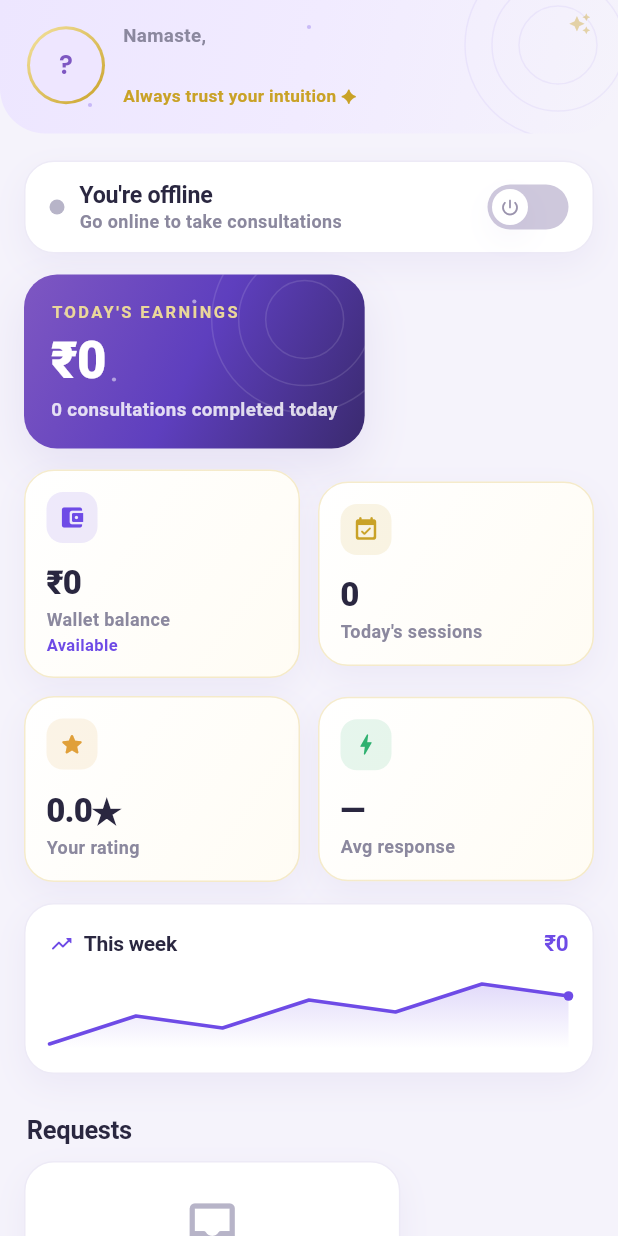
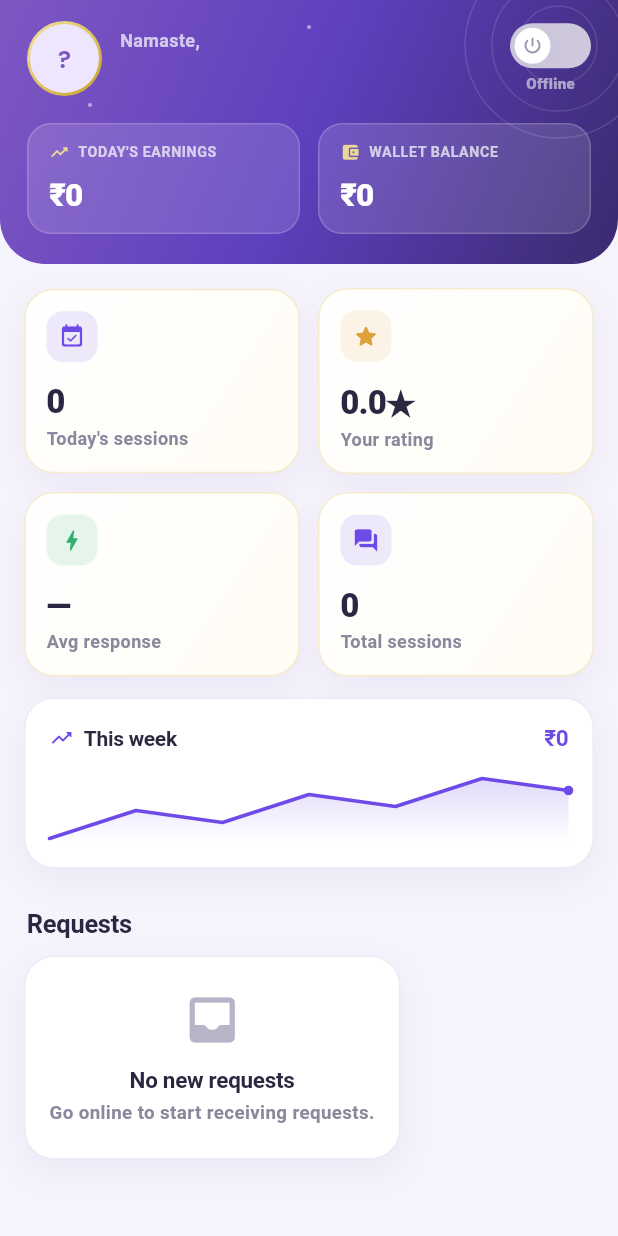
Before and after one commit to aaddrriisshh-dev/Asktro, a Flutter app: the HomeTab screen opened directly, on a phone screen of 412 x 824 dp. Run offline on Flutter 3.47's test engine with Material 3 defaults, Android fonts, the phone set to English and light mode, and no system bars; our stand-ins replace cloud_firestore, cloud_functions, connectivity_plus, equatable, firebase_analytics, firebase_auth and 11 more; missing offline and left inert: firebase_app_check, razorpay_flutter; accounts and stored records are empty.

Commit message:
fix(customer): rating submit reliably returns home; feat(astrologer): earnings-in-header home
- Customer: the rating screen was pushed as a route, so go('/home') didn't
  remove it and the spinner hung. Pop the stack to the shell instead
  (popUntil isFirst) so submit always exits to home.
- Astrologer home: move money into a celestial header (Today's earnings +
  Wallet as two glass blocks) with the online toggle up top; the single big
  earnings hero is split. Grid now shows sessions/rating/response/total.

```diff
--- a/apps/astrologer/lib/features/dashboard/home_tab.dart
+++ b/apps/astrologer/lib/features/dashboard/home_tab.dart
@@ -38,34 +38,29 @@ class HomeTab extends ConsumerWidget {
         child: ListView(
           padding: EdgeInsets.zero,
           children: [
-            _header(context, self),
+            _header(context, ref, self, uid, online, todayEarn, self?.pendingPayout ?? 0),
             Padding(
-              padding: const EdgeInsets.fromLTRB(16, 18, 16, 28),
+              padding: const EdgeInsets.fromLTRB(16, 16, 16, 28),
               child: Column(
                 crossAxisAlignment: CrossAxisAlignment.start,
                 children: [
-                  _onlineCard(context, ref, self, uid, online),
-                  const SizedBox(height: 14),
-                  _earningsHero(todayEarn, todayDone.length),
-                  const SizedBox(height: 14),
                   Row(
                     children: [
                       Expanded(
                         child: StatTile(
-                          label: 'Wallet balance',
-                          value: Money.formatPaise(self?.pendingPayout ?? 0),
-                          icon: Icons.account_balance_wallet_rounded,
+                          label: "Today's sessions",
+                          value: '${todayDone.length}',
+                          icon: Icons.event_available_rounded,
                           accent: Sky.purple,
-                          sub: 'Available',
                         ),
                       ),
                       const SizedBox(width: 12),
                       Expanded(
                         child: StatTile(
-                          label: "Today's sessions",
-                          value: '${todayDone.length}',
-                          icon: Icons.event_available_rounded,
-                          accent: Sky.gold,
+                          label: 'Your rating',
+                          value: '${(self?.rating ?? 0).toStringAsFixed(1)}★',
+                          icon: Icons.star_rounded,
+                          accent: Sky.amber,
                         ),
                       ),
                     ],
@@ -75,19 +70,19 @@ class HomeTab extends ConsumerWidget {
                     children: [
                       Expanded(
                         child: StatTile(
-                          label: 'Your rating',
-                          value: '${(self?.rating ?? 0).toStringAsFixed(1)}★',
-                          icon: Icons.star_rounded,
-                          accent: Sky.amber,
+                          label: 'Avg response',
+                          value: _resp(self?.responseTimeSec ?? 0),
+                          icon: Icons.bolt_rounded,
+                          accent: Sky.green,
                         ),
                       ),
                       const SizedBox(width: 12),
                       Expanded(
                         child: StatTile(
-                          label: 'Avg response',
-                          value: _resp(self?.responseTimeSec ?? 0),
-                          icon: Icons.bolt_rounded,
-                          accent: Sky.green,
+                          label: 'Total sessions',
+                          value: '${self?.totalConsultations ?? 0}',
+                          icon: Icons.forum_rounded,
+                          accent: Sky.purple,
                         ),
                       ),
                     ],
@@ -128,52 +123,109 @@ class HomeTab extends ConsumerWidget {
     return '${(sec / 60).toStringAsFixed(sec % 60 == 0 ? 0 : 1)}m';
   }
 
-  Widget _header(BuildContext context, Astrologer? self) {
+  // Celestial header that carries the money up top (banking-app style): greeting
+  // + online toggle, then Today's earnings and Wallet as two glass blocks.
+  Widget _header(BuildContext context, WidgetRef ref, Astrologer? self, String? uid, bool online, int todayEarn, int wallet) {
     final topPad = MediaQuery.of(context).padding.top;
     final name = (self?.name ?? 'Astrologer').split(' ').first;
     return Container(
       clipBehavior: Clip.antiAlias,
       decoration: const BoxDecoration(
-        gradient: LinearGradient(
-          begin: Alignment.topLeft,
-          end: Alignment.bottomRight,
-          colors: [Color(0xFFEDE6FF), Color(0xFFF1EBFF), Color(0xFFF5F3FB)],
-        ),
+        gradient: Sky.heroGrad,
         borderRadius: BorderRadius.vertical(bottom: Radius.circular(30)),
       ),
       child: Stack(
         children: [
-          const Positioned.fill(child: CelestialWash(tint: Sky.purple, opacity: 0.6)),
-          Positioned(
-            right: 18,
-            top: topPad + 8,
-            child: const IgnorePointer(child: Icon(Icons.auto_awesome, size: 15, color: Color(0x66C9A227))),
-          ),
+          const Positioned.fill(child: CelestialWash()),
           Padding(
-            padding: EdgeInsets.fromLTRB(18, topPad + 16, 18, 18),
-            child: Row(
+            padding: EdgeInsets.fromLTRB(18, topPad + 14, 18, 20),
+            child: Column(
+              crossAxisAlignment: CrossAxisAlignment.start,
+              children: [
+                Row(
                   children: [
                     Container(
                       padding: const EdgeInsets.all(2),
                       decoration: const BoxDecoration(shape: BoxShape.circle, gradient: Sky.goldGrad),
-                  child: AppAvatar(name: self?.name ?? 'You', photoUrl: self?.profilePhoto, size: 48),
+                      child: AppAvatar(name: self?.name ?? 'You', photoUrl: self?.profilePhoto, size: 46),
                     ),
                     const SizedBox(width: 12),
                     Expanded(
                       child: Column(
                         crossAxisAlignment: CrossAxisAlignment.start,
                         children: [
-                      Text('Namaste,', style: Sky.label.copyWith(fontSize: 12.5)),
-                      Text(name, style: Sky.h1.copyWith(fontSize: 22)),
-                      Text('Always trust your intuition ✦',
-                          style: Sky.label.copyWith(fontSize: 11.5, color: Sky.gold, fontWeight: FontWeight.w700)),
+                          Text('Namaste,', style: Sky.label.copyWith(fontSize: 12, color: Colors.white70)),
+                          Row(
+                            children: [
+                              Flexible(
+                                child: Text(name,
+                                    style: Sky.h1.copyWith(fontSize: 21, color: Colors.white),
+                                    overflow: TextOverflow.ellipsis),
+                              ),
+                              if (self?.verified ?? false) ...[
+                                const SizedBox(width: 6),
+                                const Icon(Icons.verified_rounded, size: 16, color: Sky.goldSoft),
+                              ],
+                            ],
+                          ),
                         ],
                       ),
                     ),
-                if (self?.verified ?? false) const Pill('Verified', color: Sky.gold, icon: Icons.verified_rounded),
+                    Column(
+                      children: [
+                        OnlineToggle(
+                          value: online,
+                          onChanged: uid == null ? null : (v) => ref.read(astrologerRepositoryProvider).setOnline(uid, v),
+                        ),
+                        const SizedBox(height: 4),
+                        Text(online ? 'Online' : 'Offline',
+                            style: Sky.label.copyWith(
+                                fontSize: 10, fontWeight: FontWeight.w800, color: online ? Sky.goldSoft : Colors.white54)),
+                      ],
+                    ),
+                  ],
+                ),
+                const SizedBox(height: 18),
+                Row(
+                  children: [
+                    Expanded(child: _glassStat("Today's earnings", Money.formatPaise(todayEarn), Icons.trending_up_rounded)),
+                    const SizedBox(width: 12),
+                    Expanded(child: _glassStat('Wallet balance', Money.formatPaise(wallet), Icons.account_balance_wallet_rounded)),
+                  ],
+                ),
               ],
             ),
           ),
+        ],
+      ),
+    );
+  }
+
+  Widget _glassStat(String label, String value, IconData icon) {
+    return Container(
+      padding: const EdgeInsets.symmetric(horizontal: 14, vertical: 12),
+      decoration: BoxDecoration(
+        color: Colors.white.withValues(alpha: 0.13),
+        borderRadius: BorderRadius.circular(16),
+        border: Border.all(color: Colors.white.withValues(alpha: 0.18)),
+      ),
+      child: Column(
+        crossAxisAlignment: CrossAxisAlignment.start,
+        children: [
+          Row(
+            children: [
+              Icon(icon, size: 13, color: Sky.goldSoft),
+              const SizedBox(width: 6),
+              Expanded(
+                child: Text(label.toUpperCase(),
+                    style: Sky.label.copyWith(
+                        fontSize: 9.5, color: Colors.white70, letterSpacing: 0.4, fontWeight: FontWeight.w700),
+                    maxLines: 1, overflow: TextOverflow.ellipsis),
+              ),
+            ],
+          ),
+          const SizedBox(height: 8),
+          Text(value, style: Sky.figure.copyWith(fontSize: 21, color: Colors.white)),
         ],
       ),
     );
@@ -223,71 +275,6 @@ class HomeTab extends ConsumerWidget {
             points: hasData ? pts : const [1, 2.4, 1.8, 3.2, 2.6, 4, 3.4],
             color: Sky.purple,
             height: 46,
-          ),
-        ],
-      ),
-    );
-  }
-
-  Widget _onlineCard(BuildContext context, WidgetRef ref, Astrologer? self, String? uid, bool online) {
-    return SkyCard(
-      padding: const EdgeInsets.symmetric(horizontal: 16, vertical: 12),
-      child: Row(
-        children: [
-          Container(
-            width: 10,
-            height: 10,
-            decoration: BoxDecoration(
-              color: online ? Sky.green : Sky.ink3,
-              shape: BoxShape.circle,
-              boxShadow: online ? [BoxShadow(color: Sky.green.withValues(alpha: 0.5), blurRadius: 8)] : null,
-            ),
-          ),
-          const SizedBox(width: 10),
-          Expanded(
-            child: Column(
-              crossAxisAlignment: CrossAxisAlignment.start,
-              children: [
-                Text(online ? "You're online" : "You're offline", style: Sky.h2.copyWith(fontSize: 15.5)),
-                Text(online ? 'Receiving consultation requests' : 'Go online to take consultations',
-                    style: Sky.label.copyWith(fontSize: 12)),
-              ],
-            ),
-          ),
-          OnlineToggle(
-            value: online,
-            onChanged: uid == null ? null : (v) => ref.read(astrologerRepositoryProvider).setOnline(uid, v),
-          ),
-        ],
-      ),
-    );
-  }
-
-  Widget _earningsHero(int paise, int count) {
-    return Container(
-      clipBehavior: Clip.antiAlias,
-      decoration: BoxDecoration(
-        gradient: Sky.heroGrad,
-        borderRadius: BorderRadius.circular(22),
-        boxShadow: Sky.lift,
-      ),
-      child: Stack(
-        children: [
-          const Positioned.fill(child: CelestialWash()),
-          Padding(
-            padding: const EdgeInsets.all(18),
-            child: Column(
-              crossAxisAlignment: CrossAxisAlignment.start,
-              children: [
-                Text("TODAY'S EARNINGS", style: Sky.kicker.copyWith(color: Sky.goldSoft)),
-                const SizedBox(height: 8),
-                Text(Money.formatPaise(paise),
-                    style: Sky.display.copyWith(color: Colors.white, fontSize: 34)),
-                const SizedBox(height: 6),
-                Text('$count ${count == 1 ? 'consultation' : 'consultations'} completed today',
-                    style: Sky.label.copyWith(color: Colors.white.withValues(alpha: 0.82), fontSize: 12.5)),
-              ],
-            ),
           ),
         ],
       ),
--- a/apps/customer/lib/features/consultation/consultation_end.dart
+++ b/apps/customer/lib/features/consultation/consultation_end.dart
@@ -62,7 +62,16 @@ class _ConsultationEndScreenState extends ConsumerState<_ConsultationEndScreen>
   }
 
   void _close() {
-    if (mounted) context.go('/home');
+    if (!mounted) return;
+    // This screen (and the chat/profile beneath it) were pushed imperatively,
+    // so pop the whole stack back to the shell — go('/home') alone doesn't
+    // reliably remove pushed routes, which left the user stuck on the spinner.
+    final nav = Navigator.of(context);
+    if (nav.canPop()) {
+      nav.popUntil((route) => route.isFirst);
+    } else {
+      context.go('/home');
+    }
   }
 
   @override
```
Lines whose indentation alone changed are shown as unchanged.
